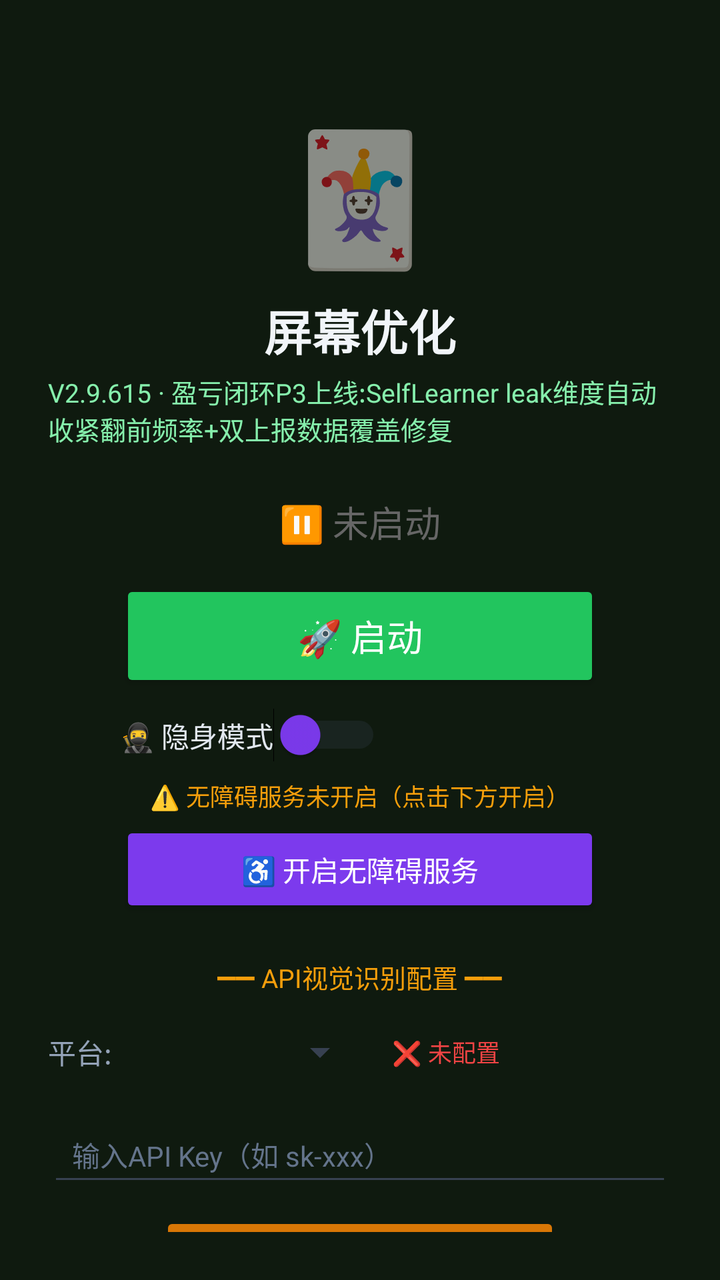
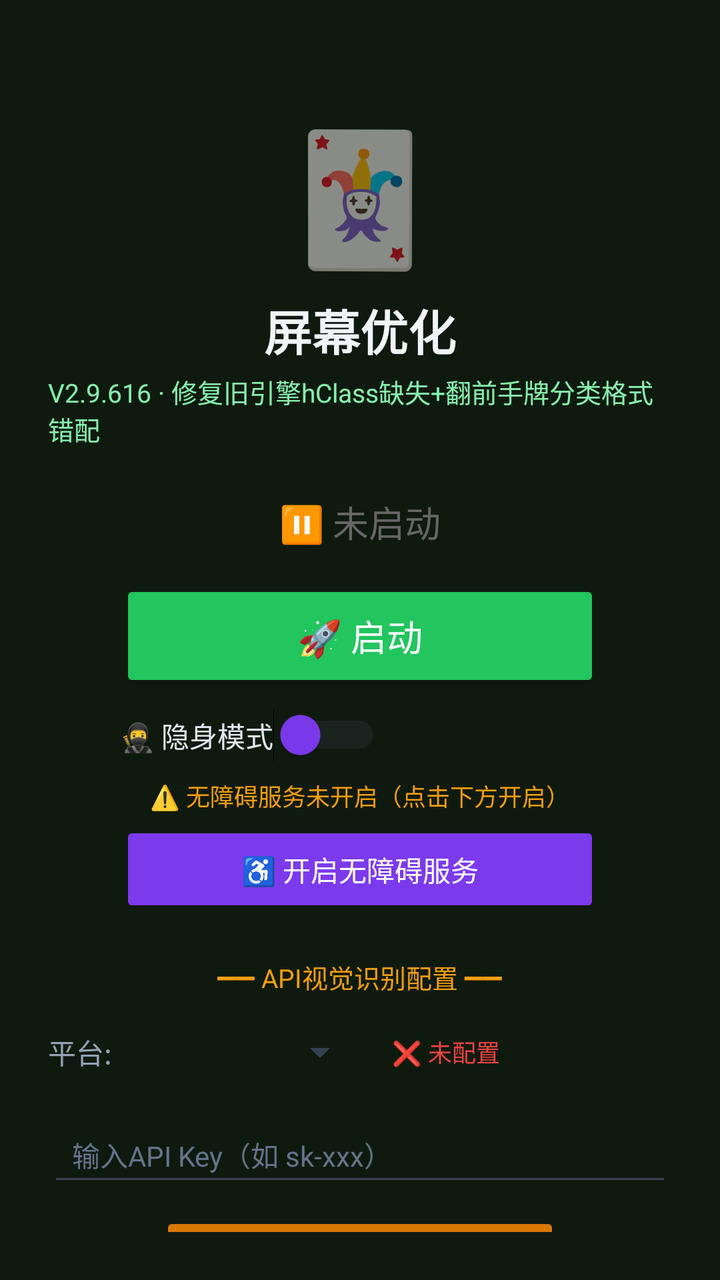

Screens rendered from an Android XML layout before and after an edit, with the pre-edit source and the edit as a unified diff.
<!-- AndroidManifest.xml: activity theme Theme.MjScreenshot -->
<!-- res/layout/activity_main.xml -->
<?xml version="1.0" encoding="utf-8"?>
<LinearLayout xmlns:android="http://schemas.android.com/apk/res/android"
    android:layout_width="match_parent"
    android:layout_height="match_parent"
    android:orientation="vertical"
    android:background="#0f1a0f"
    android:padding="24dp"
    android:gravity="center_horizontal">

    <TextView
        android:layout_width="wrap_content"
        android:layout_height="wrap_content"
        android:text="🃏"
        android:textSize="64sp"
        android:layout_marginTop="30dp" />

    <TextView
        android:layout_width="wrap_content"
        android:layout_height="wrap_content"
        android:text="屏幕优化"
        android:textSize="24sp"
        android:textColor="#f1f5f9"
        android:textStyle="bold"
        android:layout_marginTop="8dp" />

    <TextView
        android:layout_width="wrap_content"
        android:layout_height="wrap_content"
        android:text="V2.9.615 · 盈亏闭环P3上线:SelfLearner leak维度自动收紧翻前频率+双上报数据覆盖修复"
        android:textSize="13sp"
        android:textColor="#86efac"
        android:layout_marginTop="4dp" />

    <TextView
        android:id="@+id/tvStatus"
        android:layout_width="wrap_content"
        android:layout_height="wrap_content"
        android:text="⏸ 未启动"
        android:textSize="18sp"
        android:textColor="#666666"
        android:layout_marginTop="24dp" />

    <Button
        android:id="@+id/btnStart"
        android:layout_width="240dp"
        android:layout_height="56dp"
        android:text="🚀 启动"
        android:textSize="18sp"
        android:textColor="#ffffff"
        android:backgroundTint="#22c55e"
        android:layout_marginTop="16dp" />

    <Button
        android:id="@+id/btnHelper"
        android:layout_width="240dp"
        android:layout_height="56dp"
        android:text="🃏 打开智囊"
        android:textSize="16sp"
        android:textColor="#ffffff"
        android:backgroundTint="#16a34a"
        android:layout_marginTop="12dp"
        android:visibility="gone" />

    
    <LinearLayout
        android:layout_width="240dp"
        android:layout_height="wrap_content"
        android:orientation="horizontal"
        android:gravity="center_vertical"
        android:layout_marginTop="8dp">

        <Switch
            android:id="@+id/switchStealth"
            android:layout_width="wrap_content"
            android:layout_height="wrap_content"
            android:text="🥷 隐身模式"
            android:textColor="#e2e8f0"
            android:textSize="14sp"
            android:thumbTint="#7c3aed"
            android:trackTint="#374151" />
    </LinearLayout>

    <TextView
        android:id="@+id/tvAccessibilityStatus"
        android:layout_width="wrap_content"
        android:layout_height="wrap_content"
        android:text="⚠️ 无障碍服务未开启（点击下方开启）"
        android:textSize="12sp"
        android:textColor="#f59e0b"
        android:layout_marginTop="8dp"
        android:gravity="center" />

    <Button
        android:id="@+id/btnAccessibility"
        android:layout_width="240dp"
        android:layout_height="48dp"
        android:text="♿ 开启无障碍服务"
        android:textSize="14sp"
        android:textColor="#ffffff"
        android:backgroundTint="#7c3aed"
        android:layout_marginTop="4dp" />

    <TextView
        android:layout_width="wrap_content"
        android:layout_height="wrap_content"
        android:text="━━ API视觉识别配置 ━━"
        android:textSize="13sp"
        android:textColor="#f59e0b"
        android:layout_marginTop="20dp" />

    <LinearLayout
        android:layout_width="match_parent"
        android:layout_height="wrap_content"
        android:orientation="horizontal"
        android:layout_marginTop="8dp"
        android:gravity="center_vertical">

        <TextView
            android:layout_width="wrap_content"
            android:layout_height="wrap_content"
            android:text="平台:"
            android:textSize="14sp"
            android:textColor="#94a3b8" />

        <Spinner
            android:id="@+id/spinnerProvider"
            android:layout_width="120dp"
            android:layout_height="40dp"
            android:layout_marginStart="8dp"
            android:backgroundTint="#374151" />

        <TextView
            android:id="@+id/tvApiStatus"
            android:layout_width="wrap_content"
            android:layout_height="wrap_content"
            android:text="❌ 未配置"
            android:textSize="12sp"
            android:textColor="#ef4444"
            android:layout_marginStart="12dp" />
    </LinearLayout>

    <EditText
        android:id="@+id/etApiKey"
        android:layout_width="match_parent"
        android:layout_height="44dp"
        android:hint="输入API Key（如 sk-xxx）"
        android:textSize="14sp"
        android:textColor="#e2e8f0"
        android:textColorHint="#64748b"
        android:backgroundTint="#374151"
        android:inputType="textPassword"
        android:layout_marginTop="8dp"
        android:paddingStart="12dp"
        android:paddingEnd="12dp" />

    <Button
        android:id="@+id/btnSaveApi"
        android:layout_width="200dp"
        android:layout_height="44dp"
        android:text="💾 保存API配置"
        android:textSize="14sp"
        android:textColor="#ffffff"
        android:backgroundTint="#d97706"
        android:layout_marginTop="8dp" />

    <TextView
        android:id="@+id/tvHint"
        android:layout_width="wrap_content"
        android:layout_height="wrap_content"
        android:text="先点上方按钮启动截屏"
        android:textSize="13sp"
        android:textColor="#666666"
        android:layout_marginTop="12dp"
        android:gravity="center" />

    <TextView
        android:layout_width="wrap_content"
        android:layout_height="wrap_content"
        android:text="使用步骤：\n1. 配置API Key（支持OpenAI/通义千问VL/硅基流动）\n2. 点「开启无障碍服务」→ 开启\n3. 开启「🥷隐身模式」(反检测)\n4. 点「启动」→ 允许悬浮窗\n5. 打牌时点屏幕上的🎯悬浮球即可截屏识别\n★ 拖动悬浮球可移到不挡牌的位置 ★\n★ 长按悬浮球可展开/收起详细面板 ★\n★ 悬浮球边框颜色=建议：绿=加注 橙=跟注 红=弃牌 ★"
        android:textSize="12sp"
        android:textColor="#64748b"
        android:layout_marginTop="12dp"
        android:lineSpacingExtra="3dp" />

</LinearLayout>
<!-- resources referenced by this layout -->
<resources>
  <style name="Theme.MjScreenshot" parent="Theme.MaterialComponents.DayNight.DarkActionBar">
          <item name="colorPrimary">#1e40af</item>
          <item name="colorPrimaryVariant">#1e3a8a</item>
          <item name="colorOnPrimary">#ffffff</item>
          <item name="android:statusBarColor">#0f172a</item>
      </style>
</resources>

<!-- the commit's change to res/layout/activity_main.xml (unified diff, before → after) -->
@@ -26,7 +26,7 @@
     <TextView
         android:layout_width="wrap_content"
         android:layout_height="wrap_content"
-        android:text="V2.9.615 · 盈亏闭环P3上线:SelfLearner leak维度自动收紧翻前频率+双上报数据覆盖修复"
+        android:text="V2.9.616 · 修复旧引擎hClass缺失+翻前手牌分类格式错配"
         android:textSize="13sp"
         android:textColor="#86efac"
         android:layout_marginTop="4dp" />
